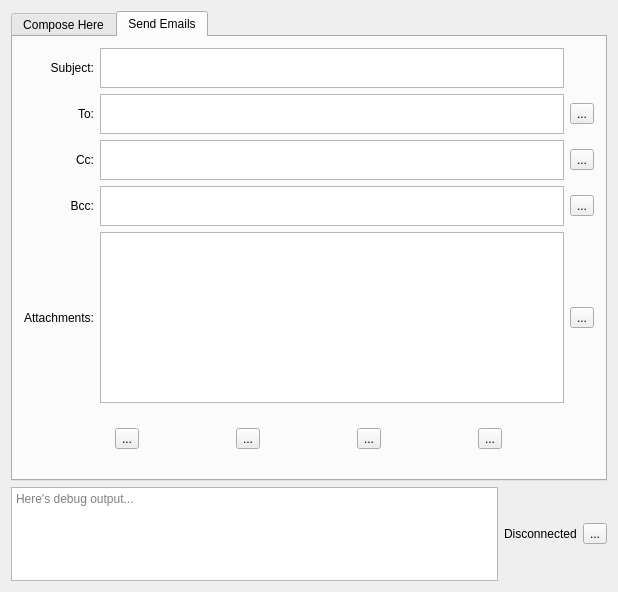
Old version of the form wrenchmainwindow.ui in the repository baohaojun/system-config.
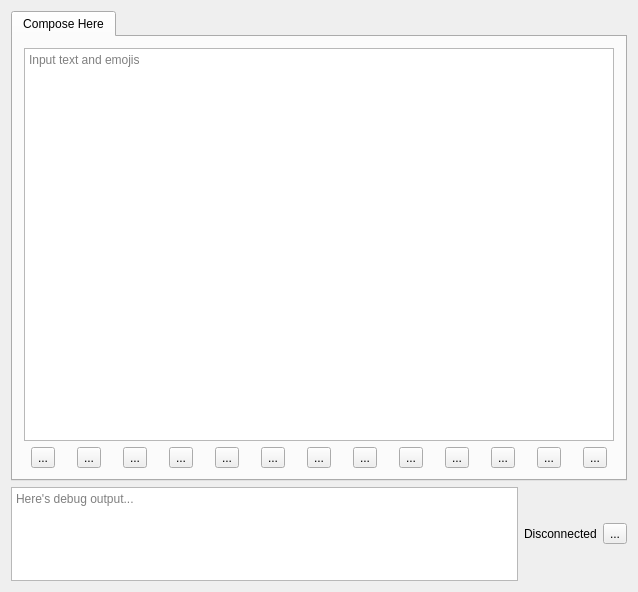
New version of the form. The open tabs and pages were chosen to show the change. Icons and pictures are not drawn. Custom widgets are drawn as their Qt base class.

Commit message: luaexecutethread.cpp: remove mail release/lib/dingding.lua: remove mail

```diff
--- a/wrenchmainwindow.ui
+++ b/wrenchmainwindow.ui
@@ -6,7 +6,7 @@
    <rect>
     <x>0</x>
     <y>0</y>
-    <width>618</width>
+    <width>638</width>
     <height>592</height>
    </rect>
   </property>
@@ -251,256 +251,6 @@
         </item>
        </layout>
       </widget>
-      <widget class="QWidget" name="tabMail">
-       <attribute name="title">
-        <string>Send Emails</string>
-       </attribute>
-       <layout class="QVBoxLayout" name="verticalLayout_3">
-        <item>
-         <layout class="QGridLayout" name="gridLayout_2">
-          <item row="2" column="1">
-           <widget class="QPlainTextEdit" name="ptMailCc">
-            <property name="maximumSize">
-             <size>
-              <width>16777215</width>
-              <height>40</height>
-             </size>
-            </property>
-            <property name="tabChangesFocus">
-             <bool>true</bool>
-            </property>
-           </widget>
-          </item>
-          <item row="3" column="1">
-           <widget class="QPlainTextEdit" name="ptMailBcc">
-            <property name="maximumSize">
-             <size>
-              <width>16777215</width>
-              <height>40</height>
-             </size>
-            </property>
-            <property name="tabChangesFocus">
-             <bool>true</bool>
-            </property>
-           </widget>
-          </item>
-          <item row="0" column="0">
-           <widget class="QLabel" name="label_5">
-            <property name="text">
-             <string>Subject:</string>
-            </property>
-            <property name="alignment">
-             <set>Qt::AlignRight|Qt::AlignTrailing|Qt::AlignVCenter</set>
-            </property>
-           </widget>
-          </item>
-          <item row="3" column="2">
-           <widget class="QToolButton" name="tbMailAddBcc">
-            <property name="text">
-             <string>...</string>
-            </property>
-            <property name="icon">
-             <iconset resource="Wrench.qrc">
-              <normaloff>:/skin/default/resources/add-recipients.png</normaloff>:/skin/default/resources/add-recipients.png</iconset>
-            </property>
-           </widget>
-          </item>
-          <item row="4" column="2">
-           <widget class="QToolButton" name="tbMailAddAttachment">
-            <property name="text">
-             <string>...</string>
-            </property>
-            <property name="icon">
-             <iconset resource="Wrench.qrc">
-              <normaloff>:/skin/default/resources/add-recipients.png</normaloff>:/skin/default/resources/add-recipients.png</iconset>
-            </property>
-           </widget>
-          </item>
-          <item row="1" column="1">
-           <widget class="QPlainTextEdit" name="ptMailTo">
-            <property name="maximumSize">
-             <size>
-              <width>16777215</width>
-              <height>40</height>
-             </size>
-            </property>
-            <property name="tabChangesFocus">
-             <bool>true</bool>
-            </property>
-           </widget>
-          </item>
-          <item row="1" column="2">
-           <widget class="QToolButton" name="tbMailAddTo">
-            <property name="text">
-             <string>...</string>
-            </property>
-            <property name="icon">
-             <iconset resource="Wrench.qrc">
-              <normaloff>:/skin/default/resources/add-recipients.png</normaloff>:/skin/default/resources/add-recipients.png</iconset>
-            </property>
-           </widget>
-          </item>
-          <item row="1" column="0">
-           <widget class="QLabel" name="label">
-            <property name="text">
-             <string>To:</string>
-            </property>
-            <property name="alignment">
-             <set>Qt::AlignRight|Qt::AlignTrailing|Qt::AlignVCenter</set>
-            </property>
-           </widget>
-          </item>
-          <item row="3" column="0">
-           <widget class="QLabel" name="label_3">
-            <property name="text">
-             <string>Bcc:</string>
-            </property>
-            <property name="alignment">
-             <set>Qt::AlignRight|Qt::AlignTrailing|Qt::AlignVCenter</set>
-            </property>
-           </widget>
-          </item>
-          <item row="0" column="1">
-           <widget class="QPlainTextEdit" name="ptMailSubject">
-            <property name="maximumSize">
-             <size>
-              <width>16777215</width>
-              <height>40</height>
-             </size>
-            </property>
-            <property name="tabChangesFocus">
-             <bool>true</bool>
-            </property>
-           </widget>
-          </item>
-          <item row="4" column="0">
-           <widget class="QLabel" name="label_4">
-            <property name="text">
-             <string>Attachments:</string>
-            </property>
-            <property name="alignment">
-             <set>Qt::AlignRight|Qt::AlignTrailing|Qt::AlignVCenter</set>
-            </property>
-           </widget>
-          </item>
-          <item row="2" column="0">
-           <widget class="QLabel" name="label_2">
-            <property name="text">
-             <string>Cc:</string>
-            </property>
-            <property name="alignment">
-             <set>Qt::AlignRight|Qt::AlignTrailing|Qt::AlignVCenter</set>
-            </property>
-           </widget>
-          </item>
-          <item row="2" column="2">
-           <widget class="QToolButton" name="tbMailAddCc">
-            <property name="text">
-             <string>...</string>
-            </property>
-            <property name="icon">
-             <iconset resource="Wrench.qrc">
-              <normaloff>:/skin/default/resources/add-recipients.png</normaloff>:/skin/default/resources/add-recipients.png</iconset>
-            </property>
-           </widget>
-          </item>
-          <item row="4" column="1">
-           <widget class="QPlainTextEdit" name="ptMailAttachments">
-            <property name="tabChangesFocus">
-             <bool>true</bool>
-            </property>
-           </widget>
-          </item>
-         </layout>
-        </item>
-        <item>
-         <spacer name="verticalSpacer">
-          <property name="orientation">
-           <enum>Qt::Vertical</enum>
-          </property>
-          <property name="sizeHint" stdset="0">
-           <size>
-            <width>20</width>
-            <height>40</height>
-           </size>
-          </property>
-         </spacer>
-        </item>
-        <item>
-         <layout class="QHBoxLayout" name="horizontalLayout">
-          <item>
-           <widget class="QToolButton" name="tbMailClear">
-            <property name="toolTip">
-             <string>Clear all</string>
-            </property>
-            <property name="text">
-             <string>...</string>
-            </property>
-            <property name="icon">
-             <iconset resource="Wrench.qrc">
-              <normaloff>:/skin/default/resources/mail-clear.png</normaloff>:/skin/default/resources/mail-clear.png</iconset>
-            </property>
-           </widget>
-          </item>
-          <item>
-           <widget class="QToolButton" name="tbMailSave">
-            <property name="toolTip">
-             <string>Save as frequent email setting</string>
-            </property>
-            <property name="text">
-             <string>...</string>
-            </property>
-            <property name="icon">
-             <iconset resource="Wrench.qrc">
-              <normaloff>:/skin/default/resources/mail-save.png</normaloff>:/skin/default/resources/mail-save.png</iconset>
-            </property>
-           </widget>
-          </item>
-          <item>
-           <widget class="QToolButton" name="tbMailLoad">
-            <property name="toolTip">
-             <string>Open frequent email setting</string>
-            </property>
-            <property name="text">
-             <string>...</string>
-            </property>
-            <property name="icon">
-             <iconset resource="Wrench.qrc">
-              <normaloff>:/skin/default/resources/add-recipients.png</normaloff>:/skin/default/resources/add-recipients.png</iconset>
-            </property>
-           </widget>
-          </item>
-          <item>
-           <widget class="QToolButton" name="tbMailDone">
-            <property name="toolTip">
-             <string>Open Smartisan Email App, switch to Wrench Composer for Email body.</string>
-            </property>
-            <property name="text">
-             <string>...</string>
-            </property>
-            <property name="icon">
-             <iconset resource="Wrench.qrc">
-              <normaloff>:/skin/default/resources/mail-new.png</normaloff>:/skin/default/resources/mail-new.png</iconset>
-            </property>
-           </widget>
-          </item>
-         </layout>
-        </item>
-        <item>
-         <spacer name="verticalSpacer_2">
-          <property name="orientation">
-           <enum>Qt::Vertical</enum>
-          </property>
-          <property name="sizeHint" stdset="0">
-           <size>
-            <width>20</width>
-            <height>40</height>
-           </size>
-          </property>
-         </spacer>
-        </item>
-       </layout>
-      </widget>
      </widget>
     </item>
     <item>
```
Left out of the diff: 13 changed lines with no effect on the pictures. The commit also changes 6 other files.
